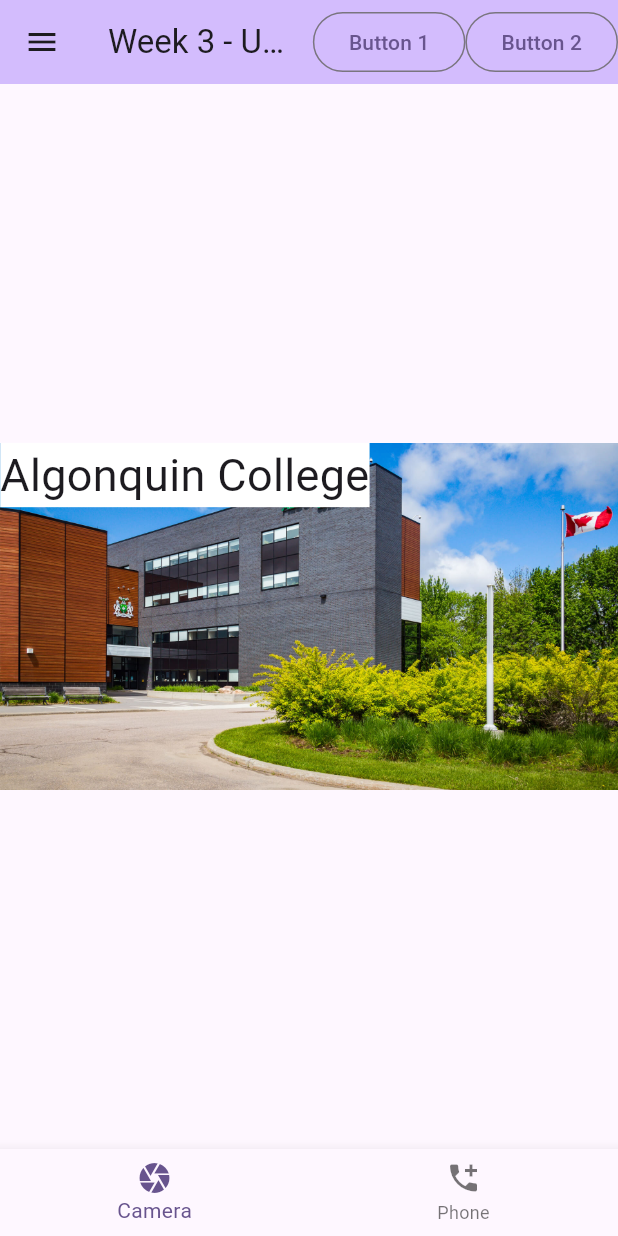
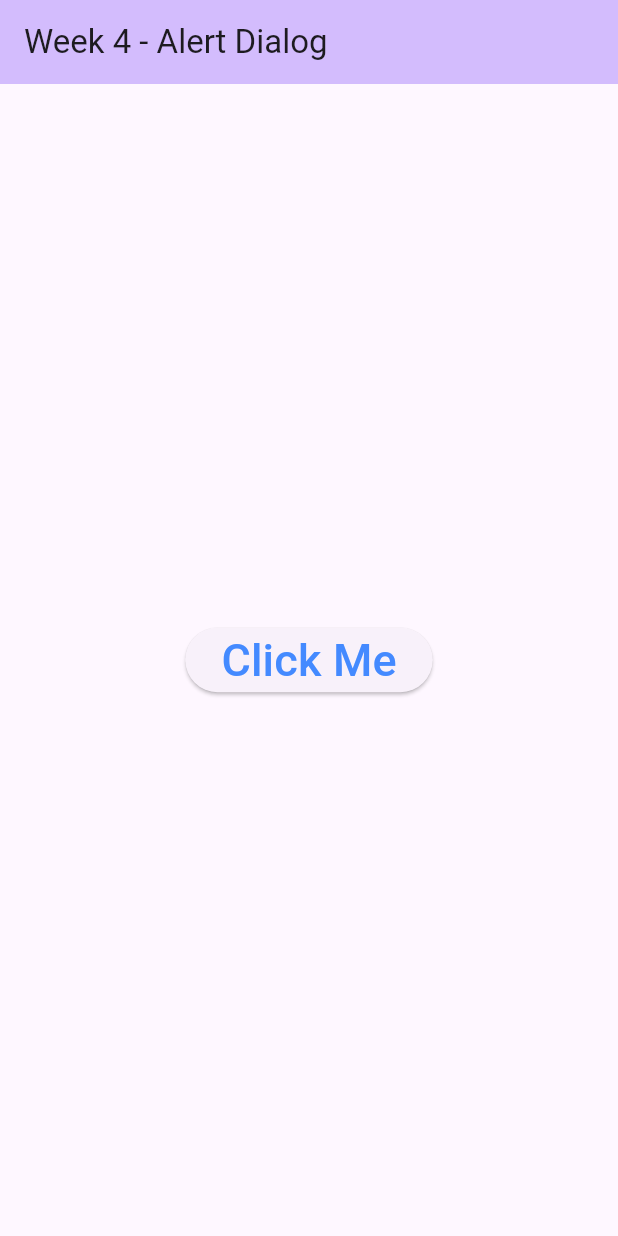
Before and after one commit to gourteacher/android_samples, a Flutter app: the screen it shows after launch, on a phone screen of 412 x 824 dp. Run offline on Flutter 3.47's test engine with Material 3 defaults, Android fonts, the phone set to English and light mode, and no system bars.

Commit message:
Week 4 - Alert Dialog

```diff
--- a/lib/main.dart
+++ b/lib/main.dart
@@ -1,5 +1,4 @@
 import 'package:flutter/material.dart';
-
 
 void main() {
   runApp(const MyApp());
@@ -12,96 +11,107 @@
   @override
   Widget build(BuildContext context) {
     return MaterialApp(
-      debugShowCheckedModeBanner: false,
-      title: 'Android Week 3',
+      title: 'Week 4 - Samples',
       theme: ThemeData(
         // This is the theme of your application.
-        //
-        // TRY THIS: Try running your application with "flutter run". You'll see
-        // the application has a purple toolbar. Then, without quitting the app,
-        // try changing the seedColor in the colorScheme below to Colors.green
-        // and then invoke "hot reload" (save your changes or press the "hot
-        // reload" button in a Flutter-supported IDE, or press "r" if you used
-        // the command line to start the app).
-        //
-        // Notice that the counter didn't reset back to zero; the application
-        // state is not lost during the reload. To reset the state, use hot
-        // restart instead.
-        //
-        // This works for code too, not just values: Most code changes can be
-        // tested with just a hot reload.
         colorScheme: ColorScheme.fromSeed(seedColor: Colors.deepPurple),
         useMaterial3: true,
       ),
-      home: const MyHomePage(title: 'Week 3 - Using Scaffold'),
+      home: const MyHomePage(title: 'Week 4 - Alert Dialog'),
     );
   }
 }
 
 class MyHomePage extends StatefulWidget {
   const MyHomePage({super.key, required this.title});
-
-  // This widget is the home page of your application. It is stateful, meaning
-  // that it has a State object (defined below) that contains fields that affect
-  // how it looks.
-
-  // This class is the configuration for the state. It holds the values (in this
-  // case the title) provided by the parent (in this case the App widget) and
-  // used by the build method of the State. Fields in a Widget subclass are
-  // always marked "final".
-
   final String title;
 
   @override
-  State<MyHomePage> createState() => _MyHomePageState();
+  State<MyHomePage> createState() => MyHomePageState();
 }
 
-class _MyHomePageState extends State<MyHomePage> {
+class MyHomePageState extends State<MyHomePage> {
+
+  @override
+  void initState() {
+    super.initState();
+  }
+
+  @override
+  void dispose() {
+    super.dispose();
+  }
+
+  void processOK(BuildContext context){
+    Navigator.of(context).pop();
+    var snackBar = SnackBar(content: Text('OK Clicked'));
+    ScaffoldMessenger.of(context).showSnackBar(snackBar);
+  }
+
+  void processCancel(BuildContext context){
+    Navigator.of(context).pop();
+    var snackBar = SnackBar(content: Text('Cancel Clicked'));
+    ScaffoldMessenger.of(context).showSnackBar(snackBar);
+  }
+
+  AlertDialog displayDialog(BuildContext context) {
+
+    return AlertDialog(
+      title: const Text('AlertDialog'),
+      content: const Text('Press OK or Cancel to continue ...'),
+      actions: <Widget>[
+        TextButton(
+          onPressed: ()  {
+            processCancel(context);
+          },
+          child: const Text('Cancel'),
+        ),
+        TextButton(
+          onPressed: () {
+            processOK(context);
+          },
+          child: Container(
+            color: Colors.blueAccent,
+            padding: const EdgeInsets.all(14),
+            child: const Text("OK"),
+          ),
+        ),
+      ],
+    );
+  }
 
   @override
   Widget build(BuildContext context) {
-    // This method is rerun every time setState is called, for instance as done
-    // by the _incrementCounter method above.
-    //
     // The Flutter framework has been optimized to make rerunning build methods
     // fast, so that you can just rebuild anything that needs updating rather
     // than having to individually change instances of widgets.
     return Scaffold(
-
       appBar: AppBar(
-        // TRY THIS: Try changing the color here to a specific color (to
-        // Colors.amber, perhaps?) and trigger a hot reload to see the AppBar
-        // change color while the other colors stay the same.
         backgroundColor: Theme.of(context).colorScheme.inversePrimary,
-        // Here we take the value from the MyHomePage object that was created by
-        // the App.build method, and use it to set our appbar title.
         title: Text(widget.title),
-        actions: [
-          OutlinedButton(onPressed: () { }, child:Text("Button 1")),
-          OutlinedButton(onPressed: (){ }, child: Text("Button 2"))
-        ],
       ),
-
-      drawer:Drawer(child:Text("Hi there")),
-
-      bottomNavigationBar: BottomNavigationBar(
-        items: [
-          BottomNavigationBarItem( icon: Icon(Icons.camera), label: 'Camera'  ),
-          BottomNavigationBarItem( icon: Icon(Icons.add_call), label: 'Phone' ),
-        ],
-      ),
-
       body: Center(
         // Center is a layout widget. It takes a single child and positions it
         // in the middle of the parent.
-        child:  Stack (
-          children: [
-            Image.asset("images/algonquin.jpg"),
-            Text("Algonquin College", style: TextStyle(fontSize: 30.0, backgroundColor:Colors.white ),)
+        child: Column(
+          mainAxisAlignment: MainAxisAlignment.center,
+          children: <Widget>[
+            Padding(
+              padding: const EdgeInsets.all(10.0),
+              child: ElevatedButton(
+                onPressed: () =>
+                    showDialog<String>(
+                        context: context,
+                        builder: (BuildContext context) => displayDialog(context)
+                    ),
+                child: Text ('Click Me',
+                  style: TextStyle(fontSize: 30, color: Colors.blueAccent),
+                ),
+              ),
+            ),
           ],
         ),
       ),
-
     );
   }
 }
--- a/pubspec.yaml
+++ b/pubspec.yaml
@@ -52,8 +52,6 @@
 # The following section is specific to Flutter packages.
 flutter:
 
-  assets:
-    - images/algonquin.jpg
   # The following line ensures that the Material Icons font is
   # included with your application, so that you can use the icons in
   # the material Icons class.
```
Also changed, not shown: images/algonquin.jpg (deleted).
